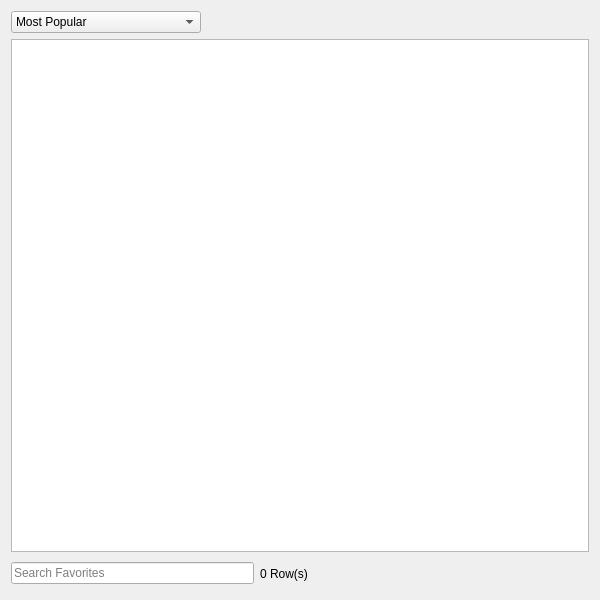
First picture: the form in UI/dooble_favorites_popup.ui, repository textbrowser/dooble, before the edit.
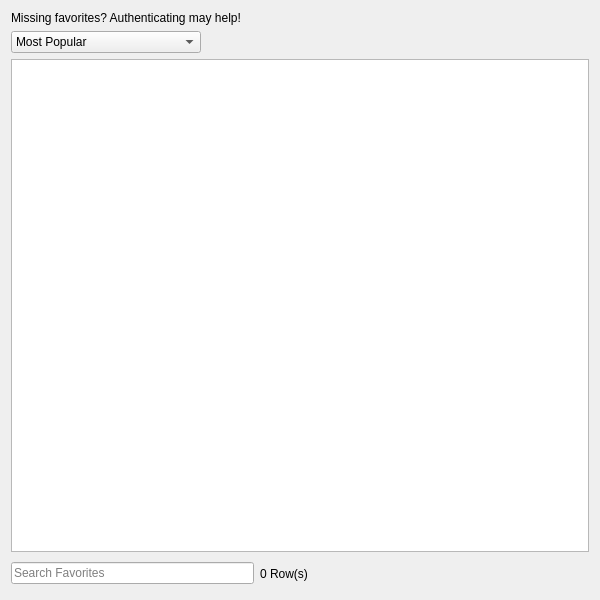
Second picture: the form after the edit. Icons and pictures are not drawn. Custom widgets are drawn as their Qt base class.

What changed in the file:
```diff
--- a/UI/dooble_favorites_popup.ui
+++ b/UI/dooble_favorites_popup.ui
@@ -18,6 +18,16 @@
     <normaloff>:/Logo/dooble.png</normaloff>:/Logo/dooble.png</iconset>
   </property>
   <layout class="QVBoxLayout" name="verticalLayout">
+   <item>
+    <widget class="QLabel" name="authenticate_label">
+     <property name="text">
+      <string>Missing favorites? Authenticating may help!</string>
+     </property>
+     <property name="textInteractionFlags">
+      <set>Qt::LinksAccessibleByKeyboard|Qt::LinksAccessibleByMouse</set>
+     </property>
+    </widget>
+   </item>
    <item>
     <layout class="QHBoxLayout" name="horizontalLayout">
      <item>
```
Left out of the diff: 8 changed lines with no effect on the pictures.
